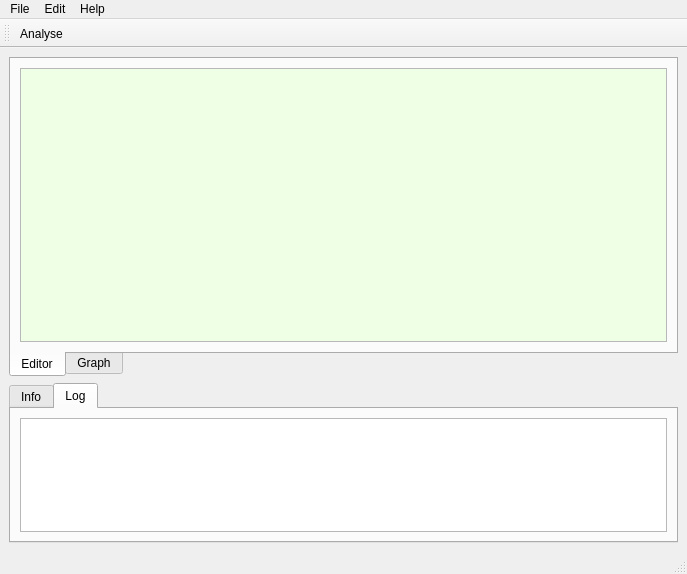
This is adcswindow.ui in rrader/ADCS as Qt 5 draws it before an edit. The edited form follows.
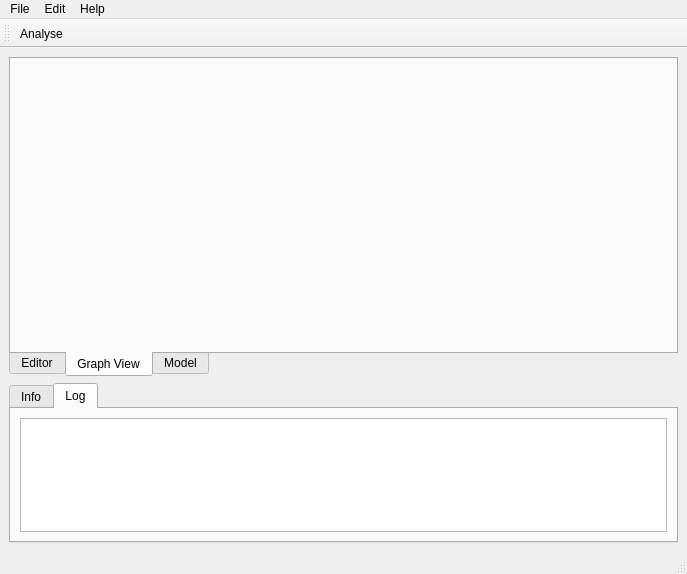
This is the edited form. The open tabs and pages were chosen to show the change.

Commit message: separate tab for graph view; regression with full_stack [todo: remove full_stack]

What changed in the file:
```diff
--- a/adcswindow.ui
+++ b/adcswindow.ui
@@ -95,12 +95,18 @@
         </item>
        </layout>
       </widget>
+      <widget class="QWidget" name="tab_2">
+       <attribute name="title">
+        <string>Graph View</string>
+       </attribute>
+       <layout class="QVBoxLayout" name="graphViewTab" />
+      </widget>
       <widget class="QWidget" name="graphTab">
        <property name="enabled">
         <bool>true</bool>
        </property>
        <attribute name="title">
-        <string>Graph</string>
+        <string>Model</string>
        </attribute>
        <layout class="QVBoxLayout" name="tab_2_layout">
         <item>
```
Left out of the diff: 2 changed lines with no effect on the pictures. The commit also changes 3 other files.
